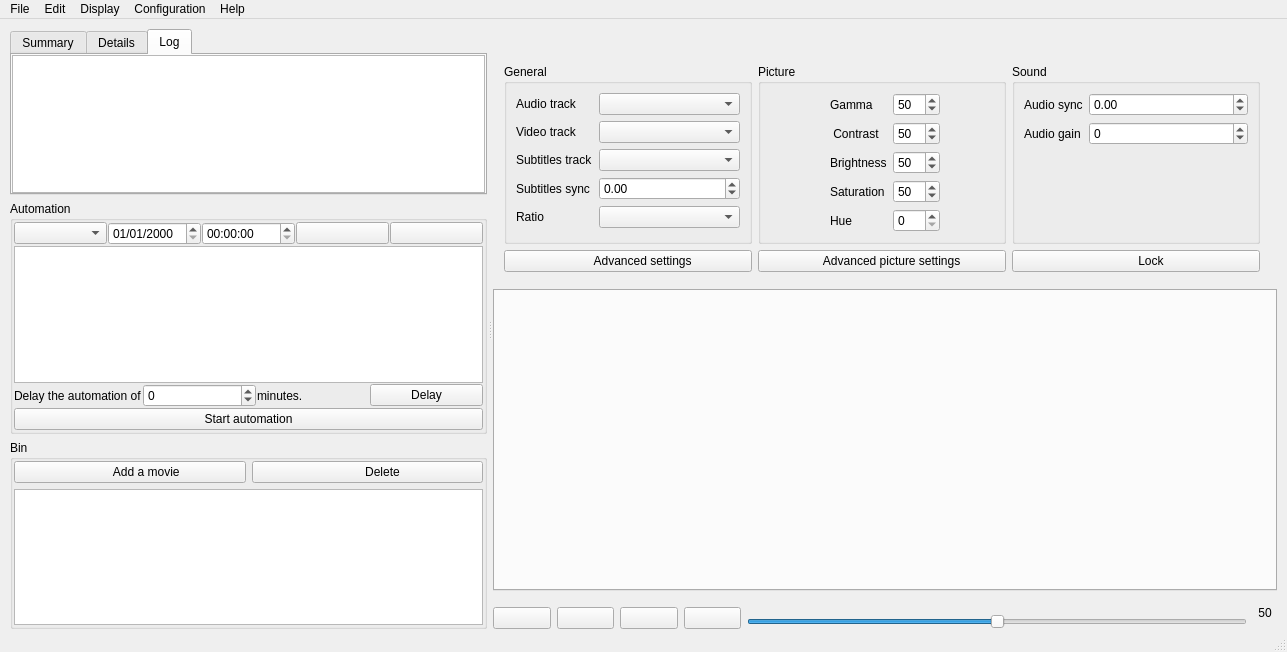
Old version of the form src/mainwindow.ui in the repository cinemaouvert/OPP.
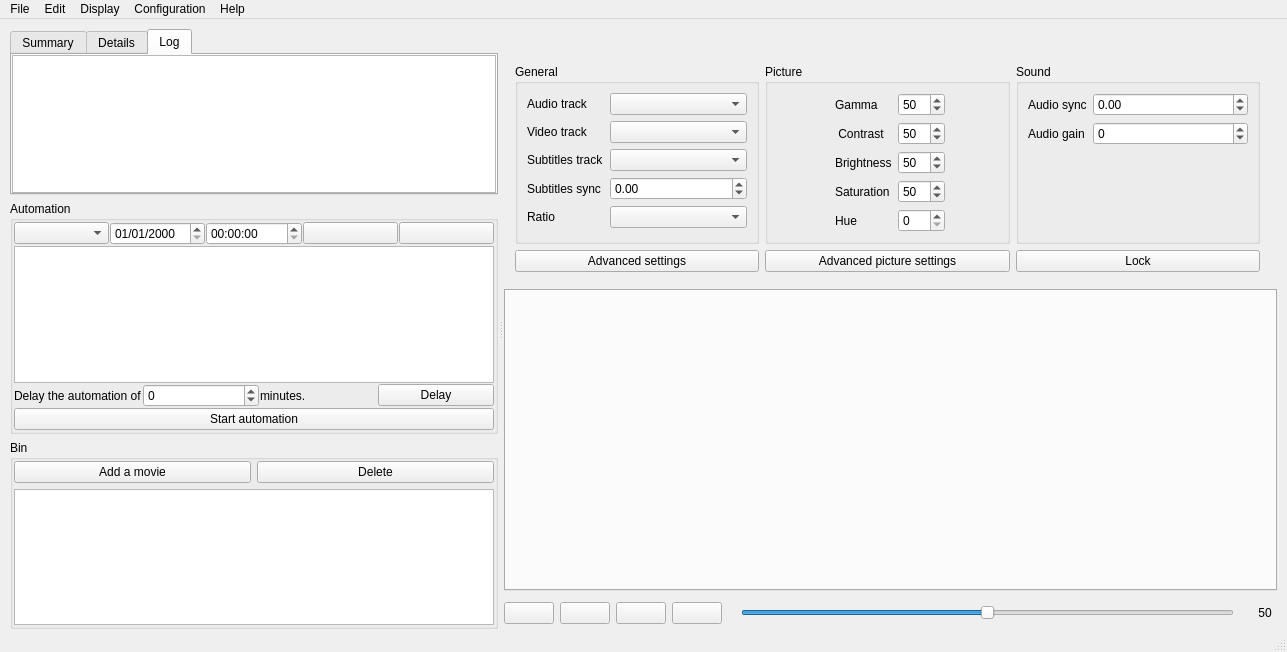
New version of the form. Icons and pictures are not drawn. Custom widgets are drawn as their Qt base class.

Commit message: remove spaces in buttons

```diff
--- a/src/mainwindow.ui
+++ b/src/mainwindow.ui
@@ -297,7 +297,7 @@
              <item>
               <widget class="QPushButton" name="binAddMediaButton">
                <property name="text">
-                <string>          Add a movie</string>
+                <string>Add a movie</string>
                </property>
                <property name="icon">
                 <iconset resource="../images.qrc">
@@ -308,7 +308,7 @@
              <item>
               <widget class="QPushButton" name="binDeleteMediaButton">
                <property name="text">
-                <string>         Delete</string>
+                <string>Delete</string>
                </property>
                <property name="icon">
                 <iconset resource="../images.qrc">
@@ -513,7 +513,7 @@
                     <item>
                      <widget class="QPushButton" name="advancedSettingsButton">
                       <property name="text">
-                       <string>         Advanced settings</string>
+                       <string>Advanced settings</string>
                       </property>
                       <property name="icon">
                        <iconset resource="../images.qrc">
@@ -691,7 +691,7 @@
                     <item>
                      <widget class="QPushButton" name="advancedPictureSettingsButton">
                       <property name="text">
-                       <string>      Advanced picture settings</string>
+                       <string>Advanced picture settings</string>
                       </property>
                       <property name="icon">
                        <iconset resource="../images.qrc">
@@ -773,7 +773,7 @@
                     <item>
                      <widget class="QPushButton" name="lockButton">
                       <property name="text">
-                       <string>         Lock</string>
+                       <string>Lock</string>
                       </property>
                       <property name="icon">
                        <iconset resource="../images.qrc">
@@ -838,7 +838,7 @@
            <property name="bottomMargin">
             <number>0</number>
            </property>
-           <item alignment="Qt::AlignBottom">
+           <item>
             <widget class="QPushButton" name="playerPlayButton">
              <property name="minimumSize">
               <size>
@@ -862,7 +862,7 @@
              </property>
             </widget>
            </item>
-           <item alignment="Qt::AlignBottom">
+           <item>
             <widget class="QPushButton" name="playerPreviousButton">
              <property name="minimumSize">
               <size>
@@ -879,7 +879,7 @@
              </property>
             </widget>
            </item>
-           <item alignment="Qt::AlignBottom">
+           <item>
             <widget class="QPushButton" name="playerNextButton">
              <property name="minimumSize">
               <size>
@@ -896,7 +896,7 @@
              </property>
             </widget>
            </item>
-           <item alignment="Qt::AlignBottom">
+           <item>
             <widget class="QPushButton" name="playerStopButton">
              <property name="minimumSize">
               <size>
@@ -913,7 +913,17 @@
              </property>
             </widget>
            </item>
-           <item alignment="Qt::AlignBottom">
+           <item>
+            <widget class="QLabel" name="label">
+             <property name="text">
+              <string/>
+             </property>
+             <property name="pixmap">
+              <pixmap resource="../images.qrc">:/icons/resources/glyphicons/glyphicons_183_volume_down.png</pixmap>
+             </property>
+            </widget>
+           </item>
+           <item>
             <widget class="QSlider" name="playerVolumeSlider">
              <property name="maximumSize">
               <size>
@@ -935,7 +945,17 @@
              </property>
             </widget>
            </item>
-           <item alignment="Qt::AlignBottom">
+           <item>
+            <widget class="QLabel" name="label_2">
+             <property name="text">
+              <string/>
+             </property>
+             <property name="pixmap">
+              <pixmap resource="../images.qrc">:/icons/resources/glyphicons/glyphicons_184_volume_up.png</pixmap>
+             </property>
+            </widget>
+           </item>
+           <item>
             <widget class="QLabel" name="playerVolumeLabel">
              <property name="sizePolicy">
               <sizepolicy hsizetype="Preferred" vsizetype="Preferred">
```
Left out of the diff: 2 changed lines with no effect on the pictures.
